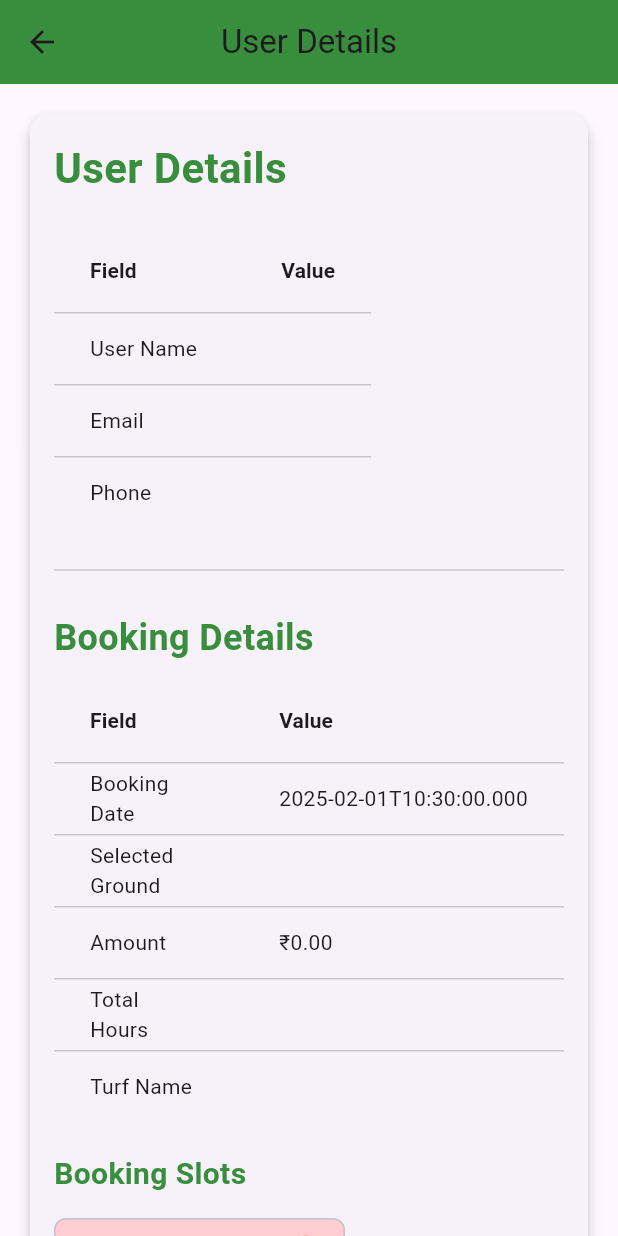
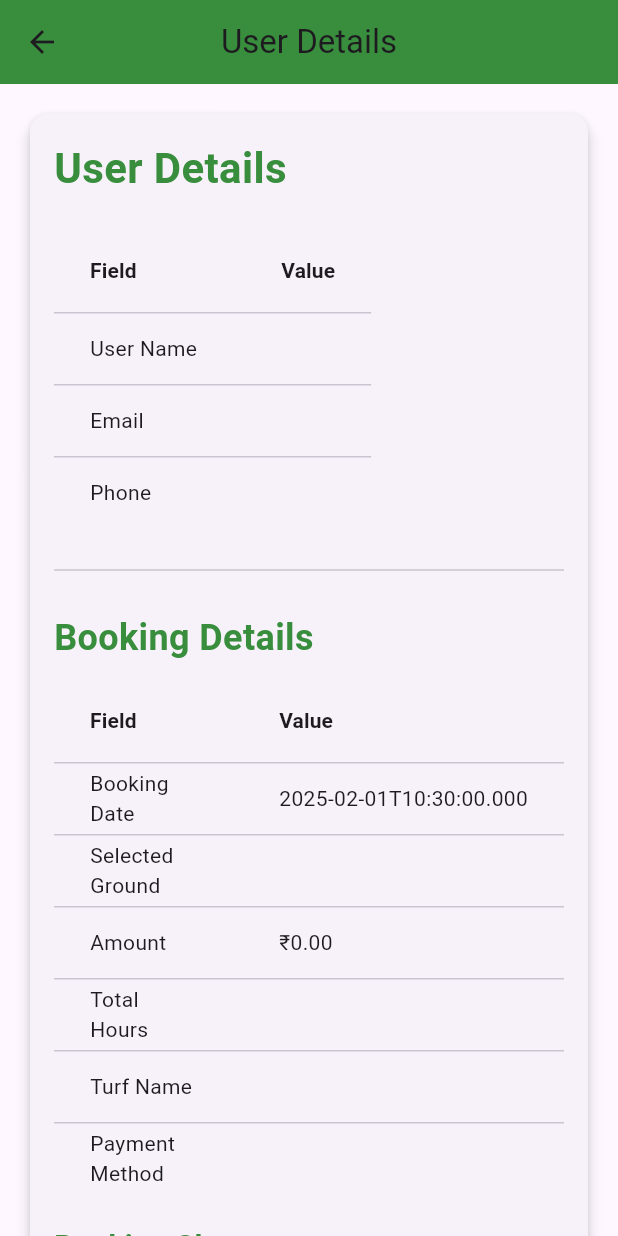
Before and after one commit to punchbiz2023/BookTheBiz, a Flutter app: the bkUserDetails screen opened directly with empty values, on a phone screen of 412 x 824 dp. Run offline on Flutter 3.47's test engine with Material 3 defaults, Android fonts, the phone set to English and light mode, and no system bars; our stand-ins replace cloud_firestore, firebase_auth, firebase_core, firebase_storage, fluttertoast, geolocator and 5 more; missing offline and left inert: firebase_performance, razorpay_flutter; accounts and stored records are empty.

Commit message:
Payment method is Showing To Admin

```diff
--- a/lib/pages/Turf owner/Display- turfs/bkuserdetails.dart
+++ b/lib/pages/Turf owner/Display- turfs/bkuserdetails.dart
@@ -49,8 +49,6 @@ class bkUserDetails extends StatelessWidget {
           var userData = snapshot.data!['userData'] as Map<String, dynamic>;
           var bookingData = snapshot.data!['bookingData'] as Map<String, dynamic>;
 
-          // Check if the booking status is available
-
           // Display user and booking details in a card wrapped in a SingleChildScrollView
           return SingleChildScrollView(
             padding: const EdgeInsets.all(16.0),
@@ -82,7 +80,7 @@ class bkUserDetails extends StatelessWidget {
                     SizedBox(height: 20),
                     _buildBookingSlotsSection(bookingData['bookingSlots'] ?? []),
                     SizedBox(height: 20),
-                    _buildBookingStatus(bookingData['bookingStatus']??[])
+                    _buildBookingStatus(bookingData['bookingStatus'] ?? []),
                   ],
                 ),
               ),
@@ -145,6 +143,10 @@ class bkUserDetails extends StatelessWidget {
           DataCell(Text('Turf Name')),
           DataCell(Text(bookingData['turfName'] ?? 'N/A')),
         ]),
+        DataRow(cells: [
+          DataCell(Text('Payment Method')),
+          DataCell(Text(bookingData['paymentMethod'] ?? 'N/A')), // Display paymentMethod
+        ]),
       ],
     );
   }
@@ -161,7 +163,7 @@ class bkUserDetails extends StatelessWidget {
         SizedBox(height: 10),
         bookingSlots.isEmpty
             ? Chip(
-          label: Text('All Booking Cancelled ☹️'),
+          label: Text('All Booking Cancelled'),
           backgroundColor: Colors.red[100],
         )
             : Wrap(
@@ -177,6 +179,8 @@ class bkUserDetails extends StatelessWidget {
       ],
     );
   }
+
+  // Method to build the Cancelled Slots section
   Widget _buildBookingStatus(List<dynamic> bookingSlots) {
     return bookingSlots.isEmpty
         ? Container() // Return an empty container if bookingSlots is empty
@@ -202,10 +206,6 @@ class bkUserDetails extends StatelessWidget {
     );
   }
 
-
-
-
-
   // Fetch user and booking details from Firestore
   Future<Map<String, dynamic>> _fetchUserAndBookingDetails(String userId, String bookingId, String turfId) async {
     try {
@@ -223,7 +223,6 @@ class bkUserDetails extends StatelessWidget {
 
       var bookingData = bookingSnapshot.data();
 
-
       // Return a map containing both user and booking data
       return {
         'userData': {
@@ -236,11 +235,12 @@ class bkUserDetails extends StatelessWidget {
           'amount': bookingData?['amount'] ?? 0,
           'bookingDate': bookingData?['bookingDate'] ?? 'N/A',
           'bookingSlots': bookingData?['bookingSlots'] ?? [],
-          'bookingStatus': bookingData?['bookingStatus']??[],
+          'bookingStatus': bookingData?['bookingStatus'] ?? [],
           'selectedGround': bookingData?['selectedGround'] ?? 'N/A',
           'totalHours': bookingData?['totalHours'] ?? 0,
           'turfId': turfId,
           'turfName': bookingData?['turfName'] ?? 'N/A',
+          'paymentMethod': bookingData?['paymentMethod'] ?? 'N/A', // Add paymentMethod
         },
       };
     } catch (e) {
```
